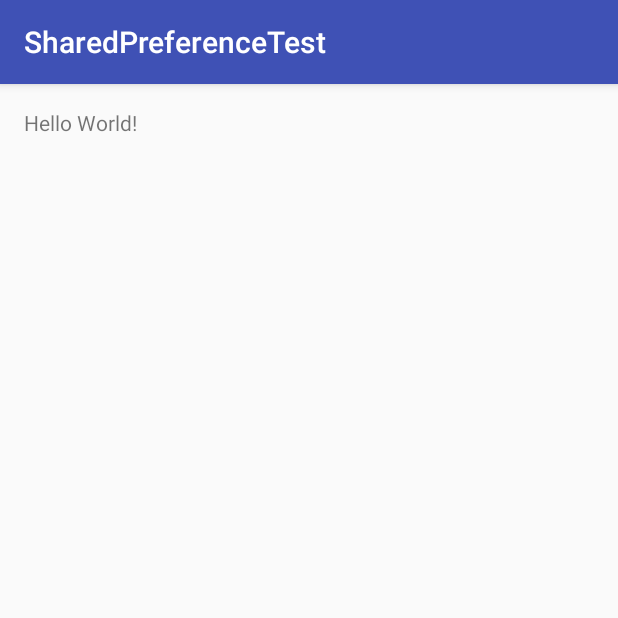
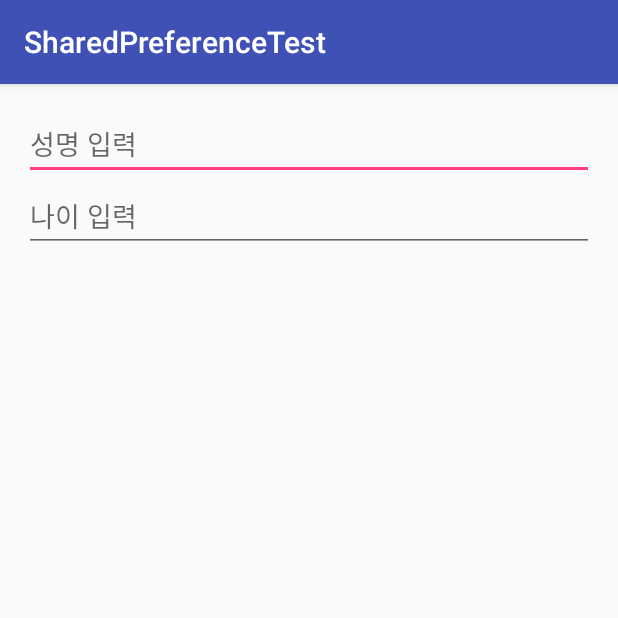
Before and after one commit to petto99/SharedPreference, an Android app: the screen it shows after launch (MainActivity), on a phone screen of 412 x 824 dp, the top half of it. Run offline under Robolectric (Android 15) with nearby library versions, the phone set to English and light mode, and no system bars.

Commit message:
#1 make SharedPreference

```diff
--- a/app/src/main/java/kr/hs/emirim/petto99/sharedpreferencetest/MainActivity.java
+++ b/app/src/main/java/kr/hs/emirim/petto99/sharedpreferencetest/MainActivity.java
@@ -1,13 +1,40 @@
 package kr.hs.emirim.petto99.sharedpreferencetest;
 
+import android.content.Context;
+import android.content.SharedPreferences;
 import android.support.v7.app.AppCompatActivity;
 import android.os.Bundle;
+import android.widget.EditText;
 
 public class MainActivity extends AppCompatActivity {
+    EditText editName, editAge;
+    SharedPreferences sp;
 
     @Override
     protected void onCreate(Bundle savedInstanceState) {
         super.onCreate(savedInstanceState);
         setContentView(R.layout.activity_main);
+        editName=(EditText)findViewById(R.id.edit_name);
+        editAge=(EditText)findViewById(R.id.edit_age);
+        sp=getSharedPreferences("appInfo", Context.MODE_PRIVATE);
+
+    }
+
+    @Override
+    protected void onResume() {
+        super.onResume();
+        String name=sp.getString("name", "");
+        String age=sp.getString("age","");
+        editName.setText(name);
+        editAge.setText(age);
+    }
+
+    @Override
+    protected void onStop() {
+        super.onStop();
+        SharedPreferences.Editor edit=sp.edit();
+        edit.putString("name",editName.getText().toString());
+        edit.putString("age",editAge.getText().toString());
+        edit.commit();
     }
 }
--- a/app/src/main/res/layout/activity_main.xml
+++ b/app/src/main/res/layout/activity_main.xml
@@ -1,5 +1,5 @@
 <?xml version="1.0" encoding="utf-8"?>
-<RelativeLayout xmlns:android="http://schemas.android.com/apk/res/android"
+<LinearLayout xmlns:android="http://schemas.android.com/apk/res/android"
     xmlns:tools="http://schemas.android.com/tools"
     android:layout_width="match_parent"
     android:layout_height="match_parent"
@@ -7,10 +7,17 @@
     android:paddingLeft="@dimen/activity_horizontal_margin"
     android:paddingRight="@dimen/activity_horizontal_margin"
     android:paddingTop="@dimen/activity_vertical_margin"
-    tools:context="kr.hs.emirim.petto99.sharedpreferencetest.MainActivity">
+    tools:context="kr.hs.emirim.petto99.sharedpreferencetest.MainActivity"
+    android:orientation="vertical">
 
-    <TextView
-        android:layout_width="wrap_content"
+    <EditText
+        android:id="@+id/edit_name"
+        android:layout_width="match_parent"
         android:layout_height="wrap_content"
-        android:text="Hello World!" />
-</RelativeLayout>
+        android:hint="성명 입력" />
+    <EditText
+        android:id="@+id/edit_age"
+        android:layout_width="match_parent"
+        android:layout_height="wrap_content"
+        android:hint="나이 입력" />
+</LinearLayout>
```
